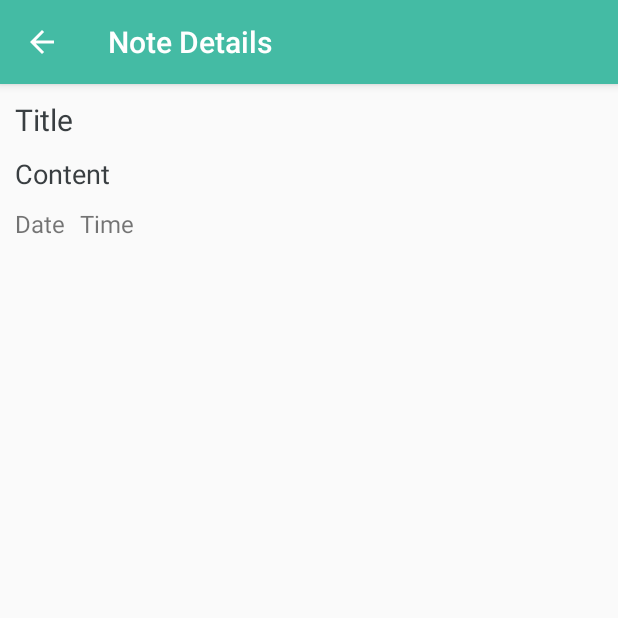
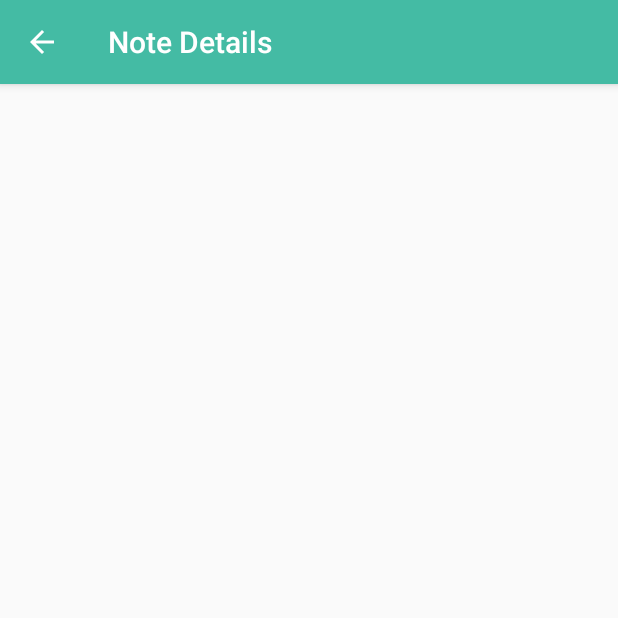
Before and after one commit to shrutipahuja/Notes, an Android app: the NoteDetailsActivity screen opened directly, with no data from a screen before it, on a phone screen of 412 x 824 dp, the top half of it. Run offline under Robolectric (Android 15) with nearby library versions, the phone set to English and light mode, and no system bars; 5 statements that could not run were skipped.

Commit message:
Minor modifications with code analysis

```diff
--- a/app/src/main/java/com/example/notes/NoteDetailsActivity.java
+++ b/app/src/main/java/com/example/notes/NoteDetailsActivity.java
@@ -5,15 +5,12 @@ import androidx.appcompat.app.AppCompatActivity;
 import android.content.Intent;
 import android.os.Bundle;
 import android.widget.TextView;
-import android.widget.Toast;
 
 /**
  * Screen 3 - Note Details Screen allowing to display the details of a note
  */
 
 public class NoteDetailsActivity extends AppCompatActivity {
-
-    TextView titleDetailsTextView, contentDetailsTextView, dateDetailsTextView, timeDetailsTextView;
 
     @Override
     protected void onCreate(Bundle savedInstanceState) {
@@ -25,12 +22,11 @@ public class NoteDetailsActivity extends AppCompatActivity {
 
         NotesDatabase notesDatabase = new NotesDatabase(this);
         Note note = notesDatabase.getNote(id);
-        Toast.makeText(this, note.getTitle(), Toast.LENGTH_LONG).show();
 
-        titleDetailsTextView = findViewById(R.id.titleDetailsTextView);
-        contentDetailsTextView = findViewById(R.id.contentDetailsTextView);
-        dateDetailsTextView = findViewById(R.id.dateDetailsTextView);
-        timeDetailsTextView = findViewById(R.id.timeDetailsTextView);
+        TextView titleDetailsTextView = findViewById(R.id.titleDetailsTextView);
+        TextView contentDetailsTextView = findViewById(R.id.contentDetailsTextView);
+        TextView dateDetailsTextView = findViewById(R.id.dateDetailsTextView);
+        TextView timeDetailsTextView = findViewById(R.id.timeDetailsTextView);
 
         //setting the text values of title, content, date and time
         titleDetailsTextView.setText(note.getTitle());
--- a/app/src/main/java/com/example/notes/NotesDatabase.java
+++ b/app/src/main/java/com/example/notes/NotesDatabase.java
@@ -13,10 +13,10 @@ import java.util.List;
  * Class to create and upgrade SQLiteDatabase
  */
 
-public class NotesDatabase extends SQLiteOpenHelper {
+class NotesDatabase extends SQLiteOpenHelper {
 
     //Initial Database Version, Database Name, Database Table
-    private static int DATABASE_VERSION = 2;
+    private static final int DATABASE_VERSION = 2;
     private static final String DATABASE_NAME = "NotesDatabase";
     private static final String DATABASE_TABLE_NAME = "NotesTableDB";
 
@@ -29,6 +29,7 @@ public class NotesDatabase extends SQLiteOpenHelper {
 
     /**
      * Parametrized Constructor
+     *
      * @param context Context
      */
     NotesDatabase(Context context) {
@@ -37,32 +38,34 @@ public class NotesDatabase extends SQLiteOpenHelper {
 
     /**
      * Creates the database
+     *
      * @param sqLiteDatabase SQLiteDatabase
      */
     @Override
     public void onCreate(SQLiteDatabase sqLiteDatabase) {
         //CREATE TABLE TABLE_NAME(id INT PRIMARY KEY, title TEXT, content TEXT, data TEXT, time TEXT)
         String query = "CREATE TABLE " + DATABASE_TABLE_NAME + "(" +
-                        KEY_ID + " INTEGER PRIMARY KEY" + ", " +
-                        KEY_TITLE + " TEXT, " +
-                        KEY_CONTENT  + " TEXT, " +
-                        KEY_DATE + " TEXT, " +
-                        KEY_TIME + " TEXT" +" )";
+                KEY_ID + " INTEGER PRIMARY KEY" + ", " +
+                KEY_TITLE + " TEXT, " +
+                KEY_CONTENT + " TEXT, " +
+                KEY_DATE + " TEXT, " +
+                KEY_TIME + " TEXT" + " )";
 
         sqLiteDatabase.execSQL(query);
 
     }
 
     /**
-     *  Upgrades database on new version found
+     * Upgrades database on new version found
+     *
      * @param sqLiteDatabase SQLiteDatabase
-     * @param oldVersion int
-     * @param newVersion int
+     * @param oldVersion     int
+     * @param newVersion     int
      */
 
     @Override
     public void onUpgrade(SQLiteDatabase sqLiteDatabase, int oldVersion, int newVersion) {
-        if(oldVersion >= newVersion)
+        if (oldVersion >= newVersion)
             return;
         sqLiteDatabase.execSQL("DROP TABLE IF EXISTS " + DATABASE_TABLE_NAME);
         onCreate(sqLiteDatabase);
@@ -71,11 +74,12 @@ public class NotesDatabase extends SQLiteOpenHelper {
 
     /**
      * Adds a new note entry to Notes Database
+     *
      * @param note Note
      * @return long id
      */
 
-    public long addNoteToDatabase(Note note) {
+    long addNoteToDatabase(Note note) {
         SQLiteDatabase sqLiteDatabase = this.getWritableDatabase();
         ContentValues contentValues = new ContentValues();
         contentValues.put(KEY_TITLE, note.getTitle());
@@ -83,32 +87,31 @@ public class NotesDatabase extends SQLiteOpenHelper {
         contentValues.put(KEY_DATE, note.getDate());
         contentValues.put(KEY_TIME, note.getTime());
 
-        long ID = sqLiteDatabase.insert(DATABASE_TABLE_NAME, null, contentValues);
-        return ID;
+        return sqLiteDatabase.insert(DATABASE_TABLE_NAME, null, contentValues);
     }
 
     /**
      * Obtain the note from the database
+     *
      * @param id long
      * @return Note
      */
 
-    public Note getNote(long id) {
+    Note getNote(long id) {
         //select * from DATABASE_NAME where id =
         SQLiteDatabase sqLiteDatabase = this.getReadableDatabase();
-        String[] query = new String[] {KEY_ID, KEY_TITLE, KEY_CONTENT, KEY_DATE, KEY_TIME};
+        String[] query = new String[]{KEY_ID, KEY_TITLE, KEY_CONTENT, KEY_DATE, KEY_TIME};
         Cursor cursor = sqLiteDatabase.query(DATABASE_TABLE_NAME, query,
                 KEY_ID + "=?", new String[]{String.valueOf(id)}, null, null, null);
-        if(cursor != null)
+        if (cursor != null)
             cursor.moveToFirst();
-
         return new Note(Long.parseLong(cursor.getString(0)), cursor.getString(1), cursor.getString(2),
                 cursor.getString(3), cursor.getString(4));
-
     }
 
     /**
      * Obtain the entire list of notes
+     *
      * @return List<Note> listOfNotes
      */
 
@@ -119,7 +122,7 @@ public class NotesDatabase extends SQLiteOpenHelper {
 
         String query = "SELECT * FROM " + DATABASE_TABLE_NAME + " ORDER BY " + KEY_ID + " DESC";
         Cursor cursor = sqLiteDatabase.rawQuery(query, null);
-        if(cursor.moveToFirst()) {
+        if (cursor.moveToFirst()) {
             do {
                 Note note = new Note();
                 note.setId(Long.parseLong(cursor.getString(0)));
@@ -128,8 +131,8 @@ public class NotesDatabase extends SQLiteOpenHelper {
                 note.setDate(cursor.getString(3));
                 note.setTime(cursor.getString(4));
                 listOfNotes.add(note);
-            }while(cursor.moveToNext());
+            } while (cursor.moveToNext());
         }
-                return listOfNotes;
+        return listOfNotes;
     }
 }
--- a/app/src/main/res/layout/activity_note_details.xml
+++ b/app/src/main/res/layout/activity_note_details.xml
@@ -10,44 +10,40 @@
         android:id="@+id/titleDetailsTextView"
         android:layout_width="wrap_content"
         android:layout_height="wrap_content"
-        android:textSize="20sp"
-        android:text="Title"
-        android:layout_margin="10dp"
-        android:textColor="#393E41"
-        app:layout_constraintTop_toTopOf="parent"
-        app:layout_constraintStart_toStartOf="parent"/>
+        android:layout_margin="@dimen/dp_10"
+        android:textColor="@color/olive_grey"
+        android:textSize="@dimen/sp_20"
+        app:layout_constraintStart_toStartOf="parent"
+        app:layout_constraintTop_toTopOf="parent" />
 
 
     <TextView
         android:id="@+id/contentDetailsTextView"
         android:layout_width="wrap_content"
         android:layout_height="wrap_content"
-        android:textSize="18sp"
-        android:text="Content"
-        android:textColor="#393E41"
-        android:layout_margin="10dp"
-        app:layout_constraintTop_toBottomOf="@id/titleDetailsTextView"
-        app:layout_constraintStart_toStartOf="parent"/>
+        android:layout_margin="@dimen/dp_10"
+        android:textColor="@color/olive_grey"
+        android:textSize="@dimen/sp_18"
+        app:layout_constraintStart_toStartOf="parent"
+        app:layout_constraintTop_toBottomOf="@id/titleDetailsTextView" />
 
     <TextView
         android:id="@+id/dateDetailsTextView"
         android:layout_width="wrap_content"
         android:layout_height="wrap_content"
-        android:textSize="16sp"
-        android:text="Date"
-        android:layout_margin="10dp"
-        app:layout_constraintTop_toBottomOf="@id/contentDetailsTextView"
-        app:layout_constraintStart_toStartOf="parent"/>
+        android:layout_margin="@dimen/dp_10"
+        android:textSize="@dimen/sp_16"
+        app:layout_constraintStart_toStartOf="parent"
+        app:layout_constraintTop_toBottomOf="@id/contentDetailsTextView" />
 
     <TextView
         android:id="@+id/timeDetailsTextView"
         android:layout_width="wrap_content"
         android:layout_height="wrap_content"
-        android:textSize="16sp"
-        android:text="Time"
-        android:layout_margin="10dp"
-        app:layout_constraintTop_toBottomOf="@id/contentDetailsTextView"
-        app:layout_constraintStart_toEndOf="@id/dateDetailsTextView"/>
+        android:layout_margin="@dimen/dp_10"
+        android:textSize="@dimen/sp_16"
+        app:layout_constraintStart_toEndOf="@id/dateDetailsTextView"
+        app:layout_constraintTop_toBottomOf="@id/contentDetailsTextView" />
 
 
 </androidx.constraintlayout.widget.ConstraintLayout>
--- a/app/src/main/res/values/colors.xml
+++ b/app/src/main/res/values/colors.xml
@@ -3,4 +3,5 @@
     <color name="colorPrimary">#44BBA4</color>
     <color name="colorPrimaryDark">#CDD3D5</color>
     <color name="colorAccent">#E94F37</color>
+    <color name="olive_grey">#393E41</color>
 </resources>
--- /dev/null
+++ b/app/src/main/res/values/dimens.xml
@@ -0,0 +1,13 @@
+<?xml version="1.0" encoding="utf-8"?>
+<resources>
+    <dimen name="sp_20">20sp</dimen>
+    <dimen name="dp_10">10dp</dimen>
+    <dimen name="sp_18">18sp</dimen>
+    <dimen name="dp_30">30dp</dimen>
+    <dimen name="sp_16">16sp</dimen>
+    <dimen name="dp_100">100dp</dimen>
+    <dimen name="dp_20">20dp</dimen>
+    <dimen name="dp_5">5dp</dimen>
+    <dimen name="sp_12">12sp</dimen>
+    <dimen name="dp_280">280dp</dimen>
+</resources>
--- a/app/src/main/res/values/strings.xml
+++ b/app/src/main/res/values/strings.xml
@@ -1,3 +1,8 @@
 <resources>
     <string name="app_name">Notes</string>
+    <string name="time_for_a_new_note">Time for a new note!</string>
+    <string name="enter_the_title">Enter the title:</string>
+    <string name="save_note">Save Note</string>
+    <string name="enter_the_content">Enter the content:</string>
+    <string name="sticky_note_image">Sticky note image</string>
 </resources>
```
Also changed, not shown: app/src/main/java/com/example/notes/CreateNoteActivity.java (+12 -20 lines), app/src/main/java/com/example/notes/MainActivity.java (+4 -7 lines), app/src/main/java/com/example/notes/Note.java (+21 -19 lines), app/src/main/java/com/example/notes/NotesAdapter.java (+13 -12 lines), app/src/main/res/layout/activity_create_note.xml (+34 -36 lines), app/src/main/res/layout/activity_main.xml (+7 -18 lines), app/src/main/res/layout/viewholder_note.xml (+27 -31 lines).
